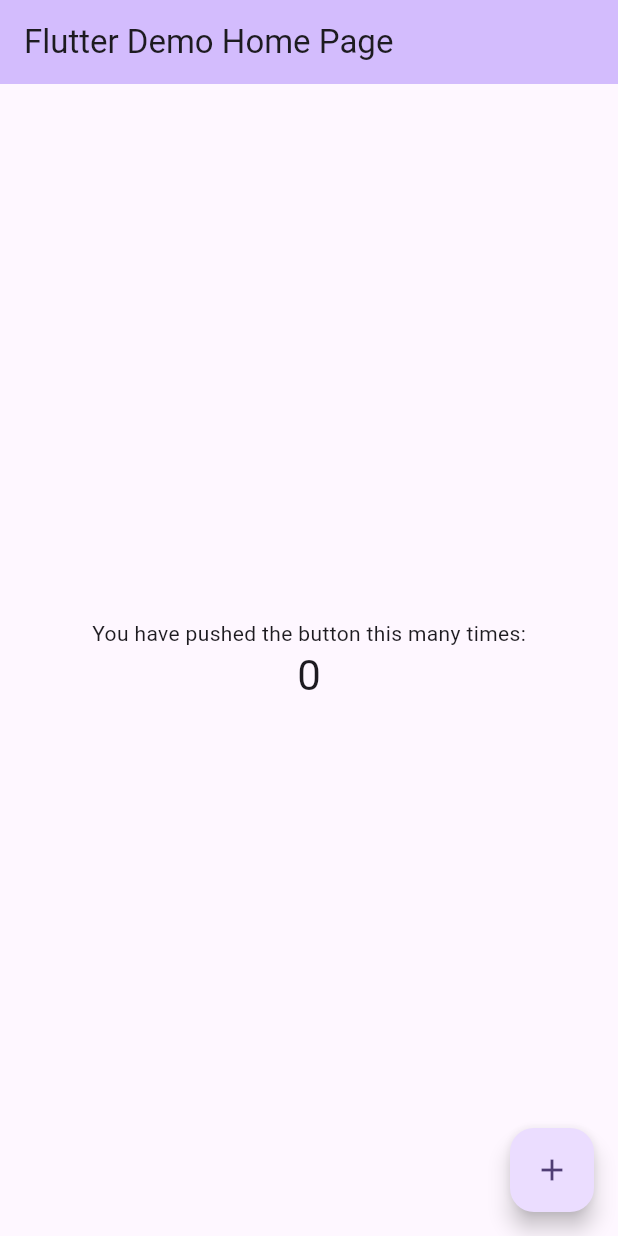
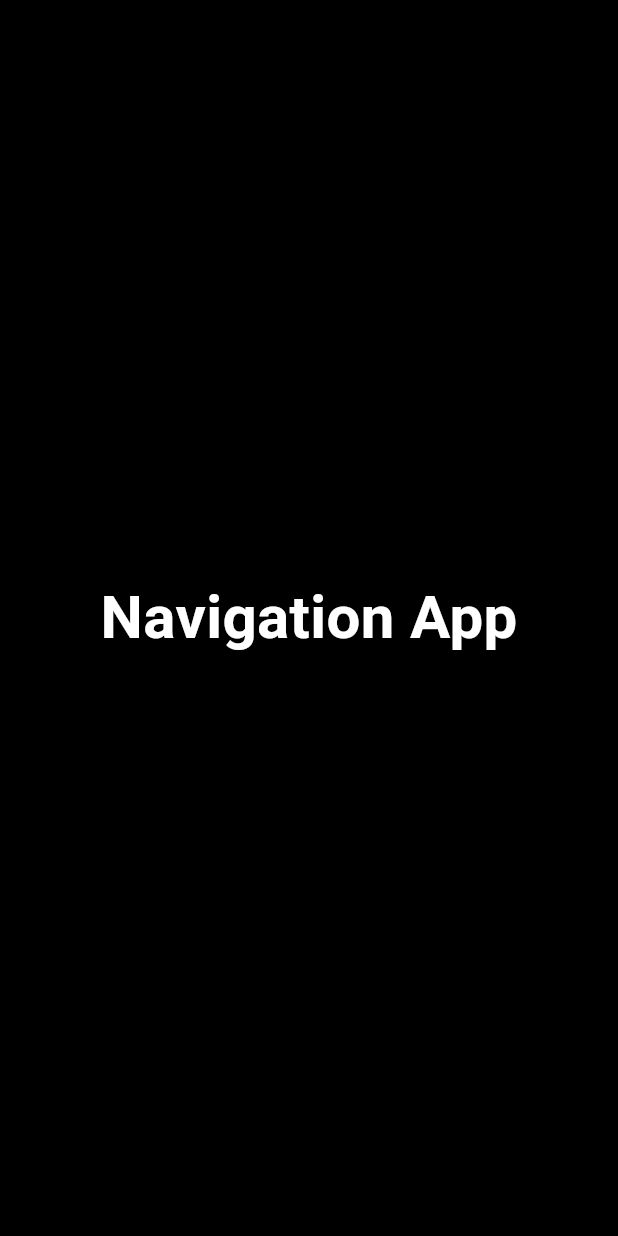
Before and after one commit to Naresheswar/navigation_app, a Flutter app: the first screen one second after launch, on a phone screen of 412 x 824 dp. Run offline on Flutter 3.47's test engine with Material 3 defaults, Android fonts, the phone set to English and light mode, and no system bars; our stand-ins replace flutter_map, geolocator, latlong2.

Commit message:
Navigation App Complete

```diff
--- /dev/null
+++ b/devtools_options.yaml
@@ -0,0 +1,3 @@
+description: This file stores settings for Dart & Flutter DevTools.
+documentation: https://docs.flutter.dev/tools/devtools/extensions#configure-extension-enablement-states
+extensions:
--- a/lib/main.dart
+++ b/lib/main.dart
@@ -1,125 +1,35 @@
 import 'package:flutter/material.dart';
+import 'screens/splash_screen.dart';
 
 void main() {
   runApp(const MyApp());
 }
 
-class MyApp extends StatelessWidget {
+class MyApp extends StatefulWidget {
   const MyApp({super.key});
 
-  // This widget is the root of your application.
   @override
-  Widget build(BuildContext context) {
-    return MaterialApp(
-      title: 'Flutter Demo',
-      theme: ThemeData(
-        // This is the theme of your application.
-        //
-        // TRY THIS: Try running your application with "flutter run". You'll see
-        // the application has a purple toolbar. Then, without quitting the app,
-        // try changing the seedColor in the colorScheme below to Colors.green
-        // and then invoke "hot reload" (save your changes or press the "hot
-        // reload" button in a Flutter-supported IDE, or press "r" if you used
-        // the command line to start the app).
-        //
-        // Notice that the counter didn't reset back to zero; the application
-        // state is not lost during the reload. To reset the state, use hot
-        // restart instead.
-        //
-        // This works for code too, not just values: Most code changes can be
-        // tested with just a hot reload.
-        colorScheme: ColorScheme.fromSeed(seedColor: Colors.deepPurple),
-        useMaterial3: true,
-      ),
-      home: const MyHomePage(title: 'Flutter Demo Home Page'),
-    );
-  }
+  _MyAppState createState() => _MyAppState();
 }
 
-class MyHomePage extends StatefulWidget {
-  const MyHomePage({super.key, required this.title});
+class _MyAppState extends State<MyApp> {
+  bool isDarkMode = false;
 
-  // This widget is the home page of your application. It is stateful, meaning
-  // that it has a State object (defined below) that contains fields that affect
-  // how it looks.
-
-  // This class is the configuration for the state. It holds the values (in this
-  // case the title) provided by the parent (in this case the App widget) and
-  // used by the build method of the State. Fields in a Widget subclass are
-  // always marked "final".
-
-  final String title;
-
-  @override
-  State<MyHomePage> createState() => _MyHomePageState();
-}
-
-class _MyHomePageState extends State<MyHomePage> {
-  int _counter = 0;
-
-  void _incrementCounter() {
+  void _toggleTheme() {
     setState(() {
-      // This call to setState tells the Flutter framework that something has
-      // changed in this State, which causes it to rerun the build method below
-      // so that the display can reflect the updated values. If we changed
-      // _counter without calling setState(), then the build method would not be
-      // called again, and so nothing would appear to happen.
-      _counter++;
+      isDarkMode = !isDarkMode;
     });
   }
 
   @override
   Widget build(BuildContext context) {
-    // This method is rerun every time setState is called, for instance as done
-    // by the _incrementCounter method above.
-    //
-    // The Flutter framework has been optimized to make rerunning build methods
-    // fast, so that you can just rebuild anything that needs updating rather
-    // than having to individually change instances of widgets.
-    return Scaffold(
-      appBar: AppBar(
-        // TRY THIS: Try changing the color here to a specific color (to
-        // Colors.amber, perhaps?) and trigger a hot reload to see the AppBar
-        // change color while the other colors stay the same.
-        backgroundColor: Theme.of(context).colorScheme.inversePrimary,
-        // Here we take the value from the MyHomePage object that was created by
-        // the App.build method, and use it to set our appbar title.
-        title: Text(widget.title),
+    return MaterialApp(
+      debugShowCheckedModeBanner: false,
+      theme: isDarkMode ? ThemeData.dark() : ThemeData.light(),
+      home: SplashScreen(
+        isDarkMode: isDarkMode,
+        onToggleTheme: _toggleTheme,
       ),
-      body: Center(
-        // Center is a layout widget. It takes a single child and positions it
-        // in the middle of the parent.
-        child: Column(
-          // Column is also a layout widget. It takes a list of children and
-          // arranges them vertically. By default, it sizes itself to fit its
-          // children horizontally, and tries to be as tall as its parent.
-          //
-          // Column has various properties to control how it sizes itself and
-          // how it positions its children. Here we use mainAxisAlignment to
-          // center the children vertically; the main axis here is the vertical
-          // axis because Columns are vertical (the cross axis would be
-          // horizontal).
-          //
-          // TRY THIS: Invoke "debug painting" (choose the "Toggle Debug Paint"
-          // action in the IDE, or press "p" in the console), to see the
-          // wireframe for each widget.
-          mainAxisAlignment: MainAxisAlignment.center,
-          children: <Widget>[
-            const Text(
-              'You have pushed the button this many times:',
-            ),
-            Text(
-              '$_counter',
-              style: Theme.of(context).textTheme.headlineMedium,
-            ),
-          ],
-        ),
-      ),
-      floatingActionButton: FloatingActionButton(
-        onPressed: _incrementCounter,
-        tooltip: 'Increment',
-        child: const Icon(Icons.add),
-      ), // This trailing comma makes auto-formatting nicer for build methods.
     );
   }
 }
--- /dev/null
+++ b/lib/screens/splash_screen.dart
@@ -0,0 +1,54 @@
+import 'dart:async';
+import 'package:flutter/material.dart';
+import 'home_screen.dart';
+
+class SplashScreen extends StatefulWidget {
+  final bool isDarkMode;
+  final VoidCallback onToggleTheme;
+
+  const SplashScreen({
+    super.key,
+    required this.isDarkMode,
+    required this.onToggleTheme,
+  });
+
+  @override
+  _SplashScreenState createState() => _SplashScreenState();
+}
+
+class _SplashScreenState extends State<SplashScreen> {
+  @override
+  void initState() {
+    super.initState();
+    // Navigate to HomeScreen after 3 seconds
+    Future.delayed(const Duration(seconds: 3), () {
+      Navigator.pushReplacement(
+        context,
+        MaterialPageRoute(
+          builder: (context) => HomeScreen(
+            isDarkMode: widget.isDarkMode,
+            onToggleTheme: widget.onToggleTheme,
+          ),
+        ),
+      );
+    });
+  }
+
+  @override
+  Widget build(BuildContext context) {
+    return Scaffold(
+      backgroundColor: Colors.black,
+      body: Center(
+        child: Text(
+          "Navigation App",
+          style: TextStyle(
+            fontSize: 40,
+            fontWeight: FontWeight.bold,
+            color: Colors.white,
+            fontFamily: 'Roboto', // Default system font
+          ),
+        ),
+      ),
+    );
+  }
+}
```
Also changed, not shown: lib/screens/home_screen.dart (added, +68 -0 lines), lib/screens/search_screen.dart (added, +124 -0 lines), lib/services/location_service.dart (added, +20 -0 lines), lib/services/route_service.dart (added, +18 -0 lines), lib/services/search_service.dart (added, +16 -0 lines), lib/widgets/map_widget.dart (added, +261 -0 lines), pubspec.yaml (+13 -3 lines), lib/widgets/search_bar.dart (added), pubspec.lock, 44 other files.
